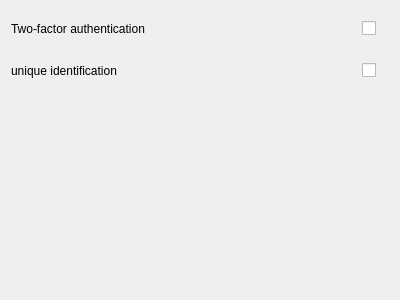
Qt form src/ui/settings/identity-authentication.ui (openeuler-mirror/ks-ssr) before a commit.
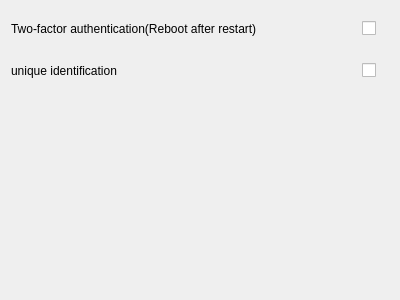
The same form after that commit.

```diff
--- a/src/ui/settings/identity-authentication.ui
+++ b/src/ui/settings/identity-authentication.ui
@@ -28,7 +28,7 @@
         </size>
        </property>
        <property name="text">
-        <string>Two-factor authentication</string>
+        <string>Two-factor authentication(Reboot after restart)</string>
        </property>
       </widget>
      </item>
```
